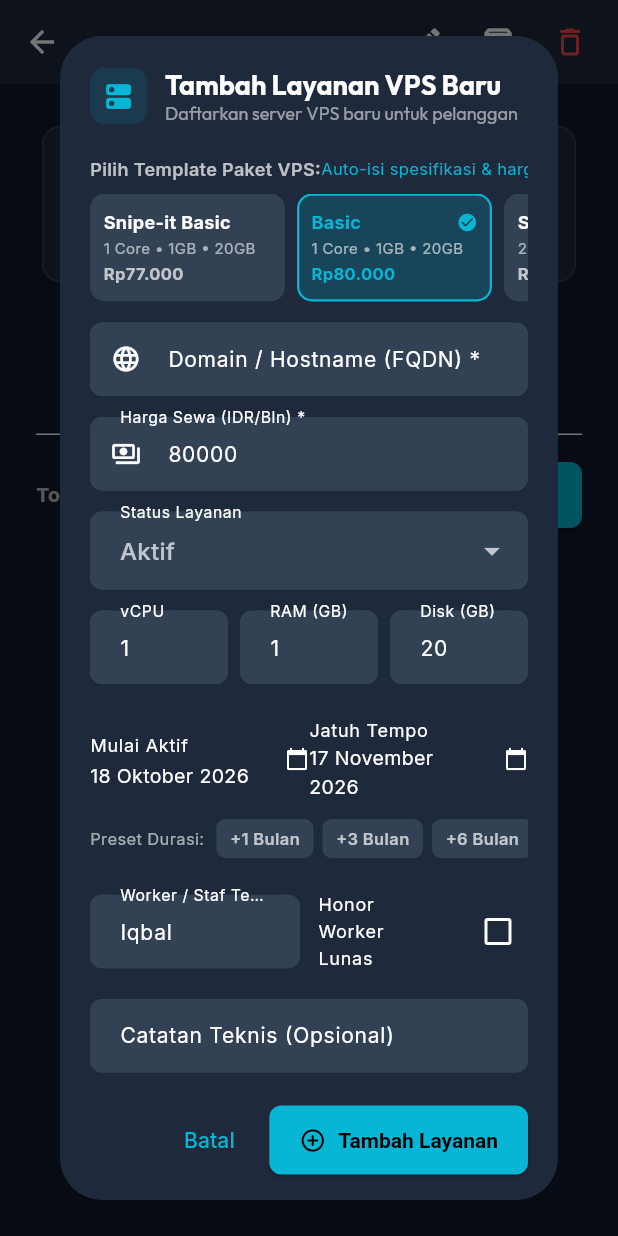
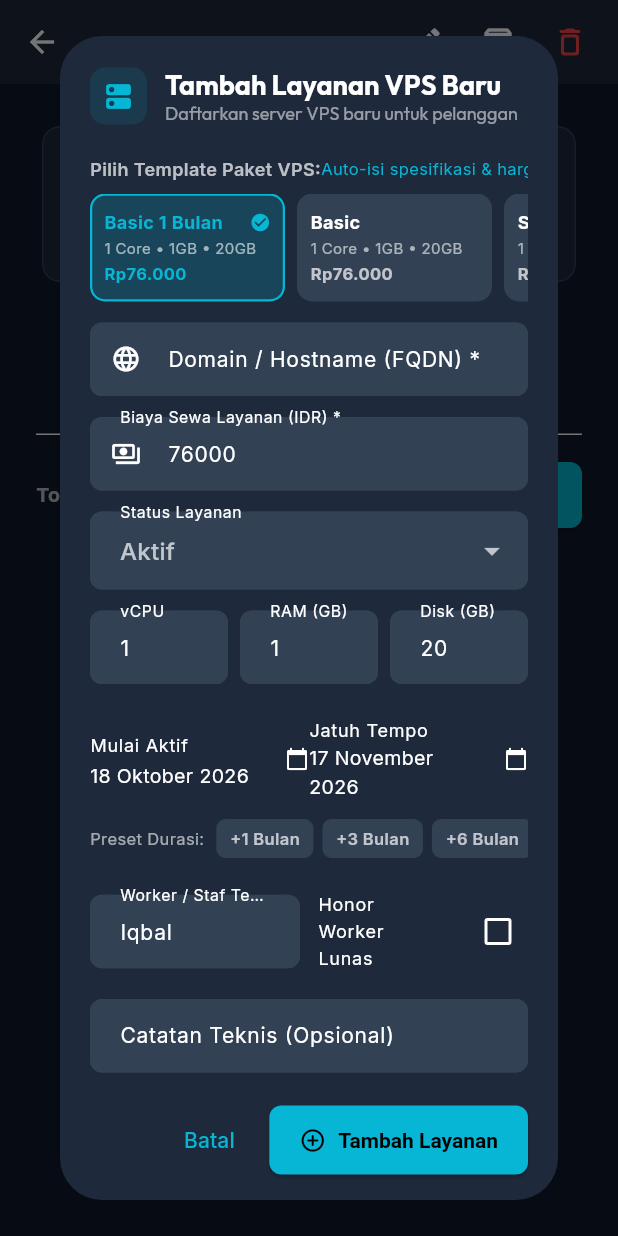
Before and after one commit to Ballon14/fuchuragent, a Flutter app: the CustomerDetailScreen screen opened directly with empty values, after a tap on "Tambah VPS", on a phone screen of 412 x 824 dp. Run offline on Flutter 3.47's test engine with Material 3 defaults, Android fonts, the phone set to English and light mode, and no system bars; our stand-ins replace cloud_firestore, cloud_functions, csv, firebase_auth, firebase_core, fl_chart and 5 more; accounts and stored records are empty.

Commit message:
fix(services): update package catalog, pricing presets and auto duration calculation

```diff
--- a/lib/features/invoices/views/invoice_form_dialog.dart
+++ b/lib/features/invoices/views/invoice_form_dialog.dart
@@ -57,7 +57,7 @@ class _InvoiceFormDialogState extends ConsumerState<InvoiceFormDialog> {
     super.initState();
     _selectedCustomerId = widget.preselectedCustomerId;
     _selectedServiceId = widget.preselectedServiceId;
-    _unitPriceCtrl.text = widget.suggestedAmount != null ? widget.suggestedAmount.toString() : '80000';
+    _unitPriceCtrl.text = widget.suggestedAmount != null ? widget.suggestedAmount.toString() : '76000';
   }
 
   @override
--- a/lib/features/packages/models/package_model.dart
+++ b/lib/features/packages/models/package_model.dart
@@ -36,6 +36,32 @@ class VpsPackageModel {
     final subtotal = basePrice * months;
     final discount = (subtotal * discountRate).round();
     return subtotal - discount;
+  }
+
+  VpsPackageModel copyWith({
+    String? id,
+    String? name,
+    String? code,
+    int? vcpu,
+    int? ramGb,
+    int? storageGb,
+    int? basePrice,
+    bool? isActive,
+    String? description,
+    Map<int, double>? durationDiscounts,
+  }) {
+    return VpsPackageModel(
+      id: id ?? this.id,
+      name: name ?? this.name,
+      code: code ?? this.code,
+      vcpu: vcpu ?? this.vcpu,
+      ramGb: ramGb ?? this.ramGb,
+      storageGb: storageGb ?? this.storageGb,
+      basePrice: basePrice ?? this.basePrice,
+      isActive: isActive ?? this.isActive,
+      description: description ?? this.description,
+      durationDiscounts: durationDiscounts ?? this.durationDiscounts,
+    );
   }
 
   factory VpsPackageModel.fromFirestore(DocumentSnapshot doc) {
@@ -88,6 +114,16 @@ class VpsPackageModel {
   // Predefined catalog reference packages (sorted from cheapest to most expensive)
   static List<VpsPackageModel> get defaultCatalog => [
     VpsPackageModel(
+      id: 'pkg-basic-1-bulan',
+      name: 'Basic 1 Bulan',
+      code: 'basic-1-bulan',
+      vcpu: 1,
+      ramGb: 1,
+      storageGb: 20,
+      basePrice: 76000,
+      description: '1 vCPU, RAM 1 GB, storage 20 GB (Sewa 1 Bulan)',
+    ),
+    VpsPackageModel(
       id: 'pkg-snipeit-basic',
       name: 'Snipe-it Basic',
       code: 'snipe-it-basic',
@@ -104,8 +140,18 @@ class VpsPackageModel {
       vcpu: 1,
       ramGb: 1,
       storageGb: 20,
-      basePrice: 80000,
+      basePrice: 76000,
       description: '1 vCPU, RAM 1 GB, storage 20 GB HDD',
+    ),
+    VpsPackageModel(
+      id: 'pkg-basic-3-bulan',
+      name: 'Basic 3 Bulan',
+      code: 'basic-3-bulan',
+      vcpu: 1,
+      ramGb: 1,
+      storageGb: 20,
+      basePrice: 135000,
+      description: '1 vCPU, RAM 1 GB, storage 20 GB (Paket 3 Bulan Hemat)',
     ),
     VpsPackageModel(
       id: 'pkg-standard',
--- a/lib/features/packages/repositories/package_repository.dart
+++ b/lib/features/packages/repositories/package_repository.dart
@@ -14,7 +14,19 @@ class PackageRepository {
       if (snap.docs.isEmpty) {
         list = List<VpsPackageModel>.from(VpsPackageModel.defaultCatalog);
       } else {
-        list = snap.docs.map((d) => VpsPackageModel.fromFirestore(d)).toList();
+        final existing = snap.docs.map((d) => VpsPackageModel.fromFirestore(d)).toList();
+        final existingNames = existing.map((p) => p.name.toLowerCase()).toSet();
+        list = List<VpsPackageModel>.from(existing);
+        for (final def in VpsPackageModel.defaultCatalog) {
+          if (!existingNames.contains(def.name.toLowerCase())) {
+            list.add(def);
+          }
+        }
+      }
+      for (int i = 0; i < list.length; i++) {
+        if (list[i].name.toLowerCase() == 'basic' && list[i].basePrice == 80000) {
+          list[i] = list[i].copyWith(basePrice: 76000);
+        }
       }
       list.sort((a, b) => a.basePrice.compareTo(b.basePrice));
       return list;
@@ -28,7 +40,19 @@ class PackageRepository {
       await seedDefaultPackages();
       list = List<VpsPackageModel>.from(VpsPackageModel.defaultCatalog);
     } else {
-      list = snap.docs.map((d) => VpsPackageModel.fromFirestore(d)).toList();
+      final existing = snap.docs.map((d) => VpsPackageModel.fromFirestore(d)).toList();
+      final existingNames = existing.map((p) => p.name.toLowerCase()).toSet();
+      list = List<VpsPackageModel>.from(existing);
+      for (final def in VpsPackageModel.defaultCatalog) {
+        if (!existingNames.contains(def.name.toLowerCase())) {
+          list.add(def);
+        }
+      }
+    }
+    for (int i = 0; i < list.length; i++) {
+      if (list[i].name.toLowerCase() == 'basic' && list[i].basePrice == 80000) {
+        list[i] = list[i].copyWith(basePrice: 76000);
+      }
     }
     list.sort((a, b) => a.basePrice.compareTo(b.basePrice));
     return list;
--- a/lib/features/services/views/service_form_dialog.dart
+++ b/lib/features/services/views/service_form_dialog.dart
@@ -39,7 +39,7 @@ class _ServiceFormDialogState extends ConsumerState<ServiceFormDialog> {
   late TextEditingController _notesCtrl;
 
   String? _selectedCustomerId;
-  String _selectedPackageName = 'Basic';
+  String _selectedPackageName = 'Basic 1 Bulan';
   String _status = 'active';
   String _deploymentType = 'Publish';
   DateTime _startDate = DateTime.now();
@@ -53,7 +53,7 @@ class _ServiceFormDialogState extends ConsumerState<ServiceFormDialog> {
     _selectedCustomerId = widget.preselectedCustomerId ?? s?.customerId;
     _domainCtrl = TextEditingController(text: s?.domain ?? '');
     _serviceNameCtrl = TextEditingController(text: s?.serviceName ?? '');
-    _priceCtrl = TextEditingController(text: s?.price != null ? s!.price.toString() : '80000');
+    _priceCtrl = TextEditingController(text: s?.price != null ? s!.price.toString() : '76000');
     _vcpuCtrl = TextEditingController(text: s?.vcpu != null ? s!.vcpu.toString() : '1');
     _ramCtrl = TextEditingController(text: s?.ramGb != null ? s!.ramGb.toString() : '1');
     _storageCtrl = TextEditingController(text: s?.storageGb != null ? s!.storageGb.toString() : '20');
@@ -89,6 +89,17 @@ class _ServiceFormDialogState extends ConsumerState<ServiceFormDialog> {
       _ramCtrl.text = pkg.ramGb.toString();
       _storageCtrl.text = pkg.storageGb.toString();
       _priceCtrl.text = pkg.basePrice.toString();
+
+      final lowerName = pkg.name.toLowerCase();
+      if (lowerName.contains('3 bulan') || lowerName.contains('3 bln')) {
+        _endDate = _startDate.add(const Duration(days: 90));
+      } else if (lowerName.contains('6 bulan') || lowerName.contains('6 bln')) {
+        _endDate = _startDate.add(const Duration(days: 180));
+      } else if (lowerName.contains('1 tahun') || lowerName.contains('12 bulan') || lowerName.contains('1 thn')) {
+        _endDate = _startDate.add(const Duration(days: 365));
+      } else if (lowerName.contains('1 bulan') || lowerName.contains('1 bln')) {
+        _endDate = _startDate.add(const Duration(days: 30));
+      }
     });
   }
 
@@ -121,19 +132,34 @@ class _ServiceFormDialogState extends ConsumerState<ServiceFormDialog> {
         ? _serviceNameCtrl.text.trim()
         : 'VPS ${domain.replaceAll("https://", "").replaceAll("http://", "")}';
 
+    final durationDays = _endDate.difference(_startDate).inDays;
+    int cycleMonths = 1;
+    if (durationDays >= 330) {
+      cycleMonths = 12;
+    } else if (durationDays >= 150) {
+      cycleMonths = 6;
+    } else if (durationDays >= 75) {
+      cycleMonths = 3;
+    } else {
+      cycleMonths = 1;
+    }
+
+    final cycleLabel = cycleMonths > 1 ? '$cycleMonths Bulan' : '1 Bulan';
+    final priceVal = int.tryParse(_priceCtrl.text) ?? 0;
+
     final isEdit = widget.service != null;
     final confirmed = isEdit
         ? await ConfirmationDialog.showUpdateConfirmation(
             context: context,
             title: 'Konfirmasi Perubahan Layanan VPS',
             itemName: '$domain ($_selectedPackageName)',
-            detail: 'Biaya Sewa: ${AppConstants.formatRupiah(int.tryParse(_priceCtrl.text) ?? 0)}/bln',
+            detail: 'Biaya Sewa: ${AppConstants.formatRupiah(priceVal)} / $cycleLabel',
           )
         : await ConfirmationDialog.showCreateConfirmation(
             context: context,
             title: 'Konfirmasi Tambah Layanan VPS Baru',
             itemName: '$domain ($_selectedPackageName)',
-            detail: 'Biaya Sewa: ${AppConstants.formatRupiah(int.tryParse(_priceCtrl.text) ?? 0)}/bln',
+            detail: 'Biaya Sewa: ${AppConstants.formatRupiah(priceVal)} / $cycleLabel',
           );
 
     if (!confirmed || !mounted) return;
@@ -147,8 +173,8 @@ class _ServiceFormDialogState extends ConsumerState<ServiceFormDialog> {
       vcpu: int.tryParse(_vcpuCtrl.text) ?? 1,
       ramGb: int.tryParse(_ramCtrl.text) ?? 1,
       storageGb: int.tryParse(_storageCtrl.text) ?? 20,
-      price: int.tryParse(_priceCtrl.text) ?? 0,
-      billingCycleMonths: 1,
+      price: priceVal,
+      billingCycleMonths: cycleMonths,
       startDate: _startDate,
       endDate: _endDate,
       status: _status,
@@ -163,11 +189,50 @@ class _ServiceFormDialogState extends ConsumerState<ServiceFormDialog> {
     Navigator.of(context).pop(result);
   }
 
-  Widget _buildDurationPreset(String label, int days, Color primaryColor, bool isDark) {
+  Widget _buildDurationPreset(
+    String label,
+    int days,
+    int months,
+    List<VpsPackageModel> packages,
+    Color primaryColor,
+    bool isDark,
+  ) {
     return InkWell(
       onTap: () {
         setState(() {
           _endDate = _startDate.add(Duration(days: days));
+
+          // Auto-adjust package selection and price for popular durations
+          if (months == 3) {
+            final p3 = packages.cast<VpsPackageModel?>().firstWhere(
+              (p) => p != null && p.name.toLowerCase().contains('3 bulan'),
+              orElse: () => null,
+            );
+            if (p3 != null &&
+                (_selectedPackageName.toLowerCase().contains('basic') ||
+                    _selectedPackageName.toLowerCase().contains('1 bulan'))) {
+              _selectedPackageName = p3.name;
+              _priceCtrl.text = p3.basePrice.toString();
+              _vcpuCtrl.text = p3.vcpu.toString();
+              _ramCtrl.text = p3.ramGb.toString();
+              _storageCtrl.text = p3.storageGb.toString();
+            }
+          } else if (months == 1) {
+            final p1 = packages.cast<VpsPackageModel?>().firstWhere(
+              (p) =>
+                  p != null &&
+                  (p.name.toLowerCase().contains('basic 1 bulan') ||
+                      p.name.toLowerCase() == 'basic'),
+              orElse: () => null,
+            );
+            if (p1 != null && _selectedPackageName.toLowerCase().contains('3 bulan')) {
+              _selectedPackageName = p1.name;
+              _priceCtrl.text = p1.basePrice.toString();
+              _vcpuCtrl.text = p1.vcpu.toString();
+              _ramCtrl.text = p1.ramGb.toString();
+              _storageCtrl.text = p1.storageGb.toString();
+            }
+          }
         });
       },
       borderRadius: BorderRadius.circular(6),
@@ -195,14 +260,31 @@ class _ServiceFormDialogState extends ConsumerState<ServiceFormDialog> {
   @override
   Widget build(BuildContext context) {
     final customersAsync = ref.watch(customerRepositoryProvider).watchCustomers();
-    final packages = List<VpsPackageModel>.from(VpsPackageModel.defaultCatalog)
-      ..sort((a, b) => a.basePrice.compareTo(b.basePrice));
+    final packagesStream = ref.watch(packageRepositoryProvider).watchPackages();
     final isEdit = widget.service != null;
     final isMobile = MediaQuery.of(context).size.width < 600;
     final isDark = Theme.of(context).brightness == Brightness.dark;
     final primaryColor = isDark ? AppColors.cyan : const Color(0xFF0284C7);
 
-    return AlertDialog(
+    return StreamBuilder<List<VpsPackageModel>>(
+      stream: packagesStream,
+      builder: (context, pkgSnapshot) {
+        final rawPackages = (pkgSnapshot.hasData && pkgSnapshot.data!.isNotEmpty)
+            ? pkgSnapshot.data!
+            : VpsPackageModel.defaultCatalog;
+        final packages = List<VpsPackageModel>.from(rawPackages)
+          ..sort((a, b) => a.basePrice.compareTo(b.basePrice));
+
+        final durationDays = _endDate.difference(_startDate).inDays;
+        final effectiveCycleText = durationDays >= 330
+            ? '1 Tahun'
+            : (durationDays >= 150
+                ? '6 Bulan'
+                : (durationDays >= 75
+                    ? '3 Bulan'
+                    : '1 Bulan'));
+
+        return AlertDialog(
       titlePadding: const EdgeInsets.fromLTRB(20, 20, 20, 10),
       contentPadding: const EdgeInsets.fromLTRB(20, 10, 20, 16),
       actionsPadding: const EdgeInsets.fromLTRB(20, 0, 20, 16),
@@ -595,7 +677,8 @@ class _ServiceFormDialogState extends ConsumerState<ServiceFormDialog> {
                     controller: _priceCtrl,
                     keyboardType: TextInputType.number,
                     decoration: const InputDecoration(
-                      labelText: 'Harga Sewa (IDR/Bln) *',
+                      labelText: 'Biaya Sewa Layanan (IDR) *',
+                      hintText: 'Contoh: 76000 atau 135000',
                       prefixIcon: Icon(Icons.payments_outlined, size: 20),
                     ),
                     onChanged: (_) => setState(() {}),
@@ -623,7 +706,8 @@ class _ServiceFormDialogState extends ConsumerState<ServiceFormDialog> {
                           controller: _priceCtrl,
                           keyboardType: TextInputType.number,
                           decoration: const InputDecoration(
-                            labelText: 'Harga Sewa (IDR/Bln) *',
+                            labelText: 'Biaya Sewa Layanan (IDR) *',
+                            hintText: 'Contoh: 76000 atau 135000',
                             prefixIcon: Icon(Icons.payments_outlined, size: 20),
                           ),
                           onChanged: (_) => setState(() {}),
@@ -742,13 +826,13 @@ class _ServiceFormDialogState extends ConsumerState<ServiceFormDialog> {
                           scrollDirection: Axis.horizontal,
                           child: Row(
                             children: [
-                              _buildDurationPreset('+1 Bulan', 30, primaryColor, isDark),
+                              _buildDurationPreset('+1 Bulan', 30, 1, packages, primaryColor, isDark),
                               const SizedBox(width: 6),
-                              _buildDurationPreset('+3 Bulan', 90, primaryColor, isDark),
+                              _buildDurationPreset('+3 Bulan', 90, 3, packages, primaryColor, isDark),
                               const SizedBox(width: 6),
-                              _buildDurationPreset('+6 Bulan', 180, primaryColor, isDark),
+                              _buildDurationPreset('+6 Bulan', 180, 6, packages, primaryColor, isDark),
                               const SizedBox(width: 6),
-                              _buildDurationPreset('+1 Tahun', 365, primaryColor, isDark),
+                              _buildDurationPreset('+1 Tahun', 365, 12, packages, primaryColor, isDark),
                             ],
                           ),
                         ),
@@ -818,7 +902,7 @@ class _ServiceFormDialogState extends ConsumerState<ServiceFormDialog> {
                             style: TextStyle(fontSize: 11.5, color: isDark ? Colors.white60 : const Color(0xFF64748B)),
                           ),
                           Text(
-                            '${AppConstants.formatDate(_startDate)} s/d ${AppConstants.formatDate(_endDate)}',
+                            '${AppConstants.formatDate(_startDate)} s/d ${AppConstants.formatDate(_endDate)} ($effectiveCycleText)',
                             style: const TextStyle(fontSize: 11.5, fontWeight: FontWeight.w600),
                           ),
                         ],
@@ -827,9 +911,12 @@ class _ServiceFormDialogState extends ConsumerState<ServiceFormDialog> {
                       Row(
                         mainAxisAlignment: MainAxisAlignment.spaceBetween,
                         children: [
-                          const Text('Biaya Sewa Bulanan:', style: TextStyle(fontSize: 12, fontWeight: FontWeight.bold)),
                           Text(
-                            '${AppConstants.formatRupiah(int.tryParse(_priceCtrl.text) ?? 0)}/bln',
+                            'Biaya Sewa ($effectiveCycleText):',
+                            style: const TextStyle(fontSize: 12, fontWeight: FontWeight.bold),
+                          ),
+                          Text(
+                            '${AppConstants.formatRupiah(int.tryParse(_priceCtrl.text) ?? 0)} / $effectiveCycleText',
                             style: TextStyle(fontSize: 13, fontWeight: FontWeight.bold, color: primaryColor),
                           ),
                         ],
@@ -851,5 +938,7 @@ class _ServiceFormDialogState extends ConsumerState<ServiceFormDialog> {
         ),
       ],
     );
+      },
+    );
   }
 }
```
